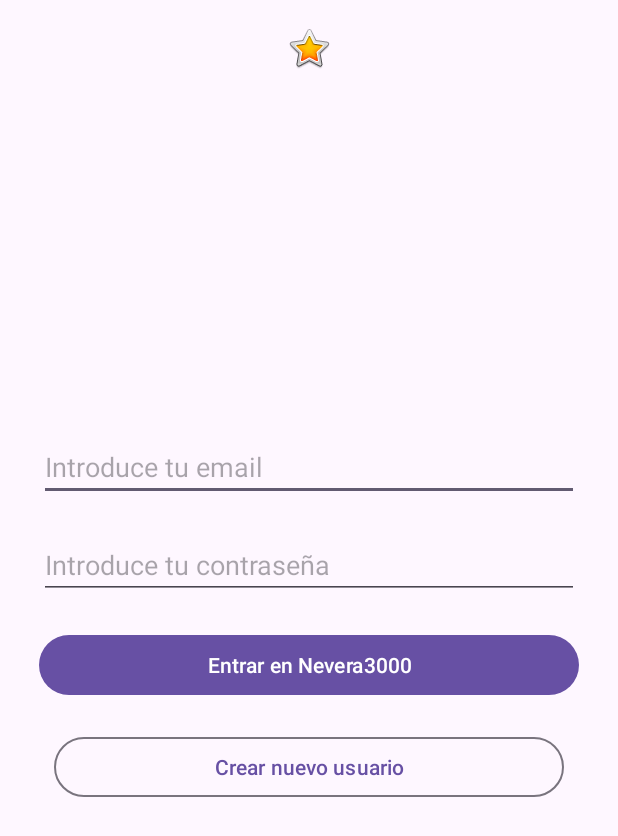
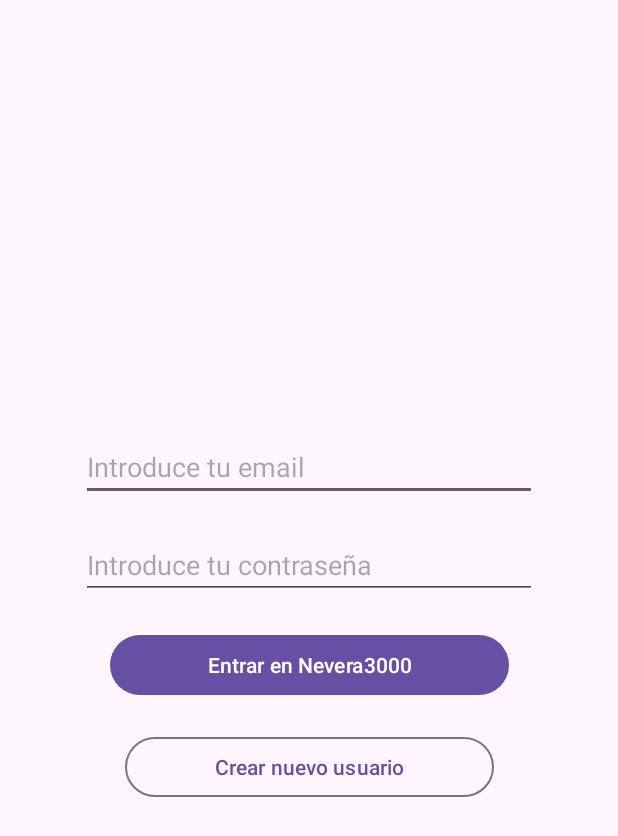
Before and after one commit to raulmunoztome/Practica-OPT-1, an Android app: the screen it shows after launch (MainActivity), on a phone screen of 412 x 824 dp. Shown: the top 836 px of the screen. Run offline under Robolectric (Android 15) with nearby library versions, the phone set to English and light mode, and no system bars; our stand-ins replace Firebase (no records; nobody signed in at launch, a user with empty details on screens opened directly).

Commit message:
fixes en manifest y layout login

```diff
--- a/app/src/main/AndroidManifest.xml
+++ b/app/src/main/AndroidManifest.xml
@@ -29,10 +29,6 @@
             android:name=".RegistroUsuario"
             android:exported="false"
             android:windowSoftInputMode="adjustResize" />
-        <activity
-            android:name=".adapters.IngredientesAdapter"
-            android:exported="false"
-            android:windowSoftInputMode="adjustResize" />
     </application>
 
 </manifest>
--- a/app/src/main/java/cat/insmarianao/optpractica/ClientsActivity.kt
+++ b/app/src/main/java/cat/insmarianao/optpractica/ClientsActivity.kt
@@ -52,7 +52,7 @@ class ClientsActivity : AppCompatActivity() {
         val botonAddIngredient = findViewById<Button>(R.id.addIngredients)
         val botonLimpiar = findViewById<Button>(R.id.limpiarForm)
 
-        //val con la clase de la conex a Firestore
+        //var con la clase de la conex a Firestore
         repository = IngredientesRepository()
         authRepository = AuthRepository()
 
--- a/app/src/main/java/cat/insmarianao/optpractica/adapters/IngredientesAdapter.kt
+++ b/app/src/main/java/cat/insmarianao/optpractica/adapters/IngredientesAdapter.kt
@@ -12,6 +12,7 @@ import cat.insmarianao.optpractica.models.Ingrediente
 class IngredientesAdapter(
     private var lista: List<Ingrediente>,
     //unit equivale a void
+    //la logica de eliminar
     private val onEliminarClick: (Ingrediente) -> Unit
 ) : RecyclerView.Adapter<IngredientesAdapter.ViewHolder>() {
 
--- a/app/src/main/res/layout/activity_clients.xml
+++ b/app/src/main/res/layout/activity_clients.xml
@@ -101,6 +101,7 @@
 
             <Button
                 android:id="@+id/limpiarForm"
+                style="@style/Widget.Material3.Button.OutlinedButton"
                 android:layout_width="wrap_content"
                 android:layout_height="wrap_content"
                 android:layout_marginTop="12dp"
--- a/app/src/main/res/layout/activity_main.xml
+++ b/app/src/main/res/layout/activity_main.xml
@@ -19,7 +19,8 @@
         app:layout_constraintEnd_toEndOf="parent"
         app:layout_constraintStart_toStartOf="parent"
         app:layout_constraintTop_toTopOf="parent"
-        app:layout_constraintVertical_chainStyle="packed" />
+        app:layout_constraintVertical_chainStyle="packed"
+        app:layout_constraintWidth_percent="0.8" />
 
     <EditText
         android:id="@+id/passwordEditText"
@@ -31,7 +32,8 @@
         app:layout_constraintBottom_toTopOf="@+id/loginButton"
         app:layout_constraintEnd_toEndOf="parent"
         app:layout_constraintStart_toStartOf="parent"
-        app:layout_constraintTop_toBottomOf="@+id/emailEditText" />
+        app:layout_constraintTop_toBottomOf="@+id/emailEditText"
+        app:layout_constraintWidth_percent="0.8" />
 
     <Button
         android:id="@+id/loginButton"
@@ -42,7 +44,8 @@
         app:layout_constraintBottom_toTopOf="@+id/botonNuevoUsuario"
         app:layout_constraintEnd_toEndOf="parent"
         app:layout_constraintStart_toStartOf="parent"
-        app:layout_constraintTop_toBottomOf="@+id/passwordEditText" />
+        app:layout_constraintTop_toBottomOf="@+id/passwordEditText"
+        app:layout_constraintWidth_percent="0.7" />
 
     <Button
         android:id="@+id/botonNuevoUsuario"
@@ -56,14 +59,4 @@
         app:layout_constraintStart_toStartOf="@+id/loginButton"
         app:layout_constraintTop_toBottomOf="@+id/loginButton" />
 
-    <ImageView
-        android:id="@+id/imageView"
-        android:layout_width="wrap_content"
-        android:layout_height="wrap_content"
-        app:layout_constraintEnd_toEndOf="parent"
-        app:layout_constraintHorizontal_bias="0.5"
-        app:layout_constraintStart_toStartOf="parent"
-        app:layout_constraintTop_toTopOf="parent"
-        app:srcCompat="@android:drawable/btn_star_big_on" />
-
 </androidx.constraintlayout.motion.widget.MotionLayout>
```
